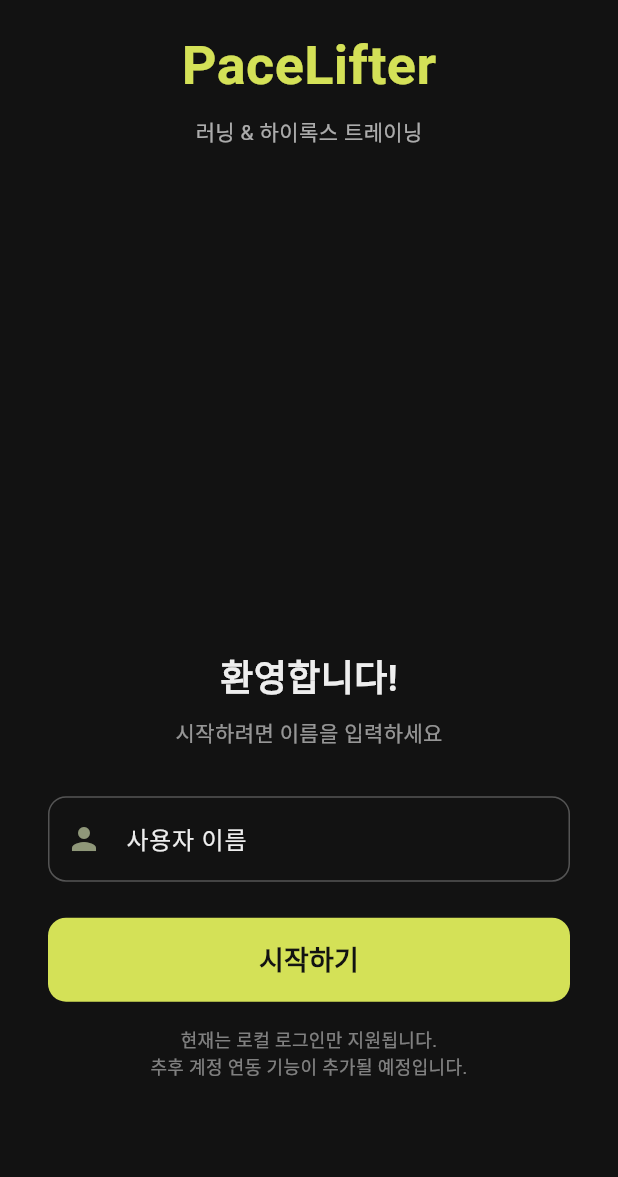
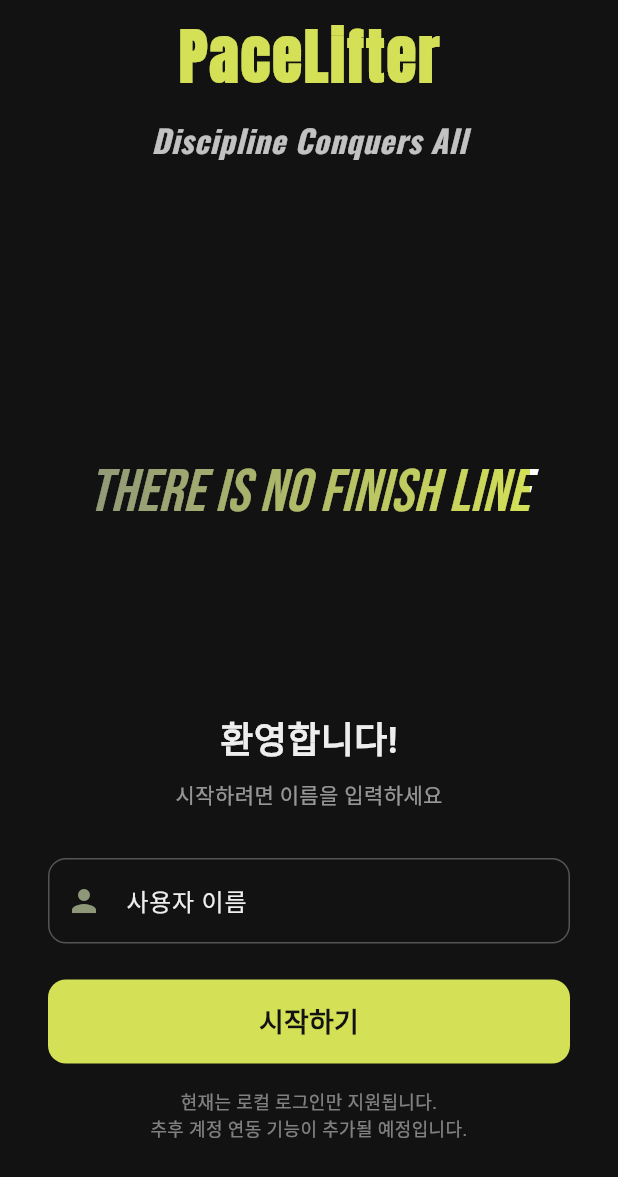
Before and after one commit to Jared-Seok/project-pacelifter, a Flutter app: the screen it shows after launch, on a phone screen of 412 x 824 dp. Shown: the top 1177 px of the screen. Run offline on Flutter 3.47's test engine with Material 3 defaults, Android fonts, the phone set to English and light mode, and no system bars; our stand-ins replace fl_chart, google_fonts, shared_preferences; missing offline and left inert: health.

Commit message:
프로필 정보 추가

```diff
--- /dev/null
+++ b/lib/models/user_profile.dart
@@ -0,0 +1,126 @@
+/// 사용자 프로필 정보를 담는 모델
+class UserProfile {
+  // Step 1: Basic Info
+  final String? gender; // 'male', 'female'
+  final double? height; // cm
+  final double? weight; // kg
+
+  // Step 2: Body Composition
+  final double? skeletalMuscleMass; // kg
+  final double? bodyFatPercentage; // %
+
+  // Step 3: Running Records
+  final Duration? fullMarathonTime;
+  final Duration? halfMarathonTime;
+  final Duration? tenKmTime;
+  final Duration? fiveKmTime;
+
+  // Step 4: Bodyweight Exercises
+  final int? maxPullUps;
+  final int? maxPushUps;
+
+  // Step 5: 3-Rep Max (3RM)
+  final double? squat3RM;
+  final double? benchPress3RM;
+  final double? deadlift3RM;
+
+  UserProfile({
+    this.gender,
+    this.height,
+    this.weight,
+    this.skeletalMuscleMass,
+    this.bodyFatPercentage,
+    this.fullMarathonTime,
+    this.halfMarathonTime,
+    this.tenKmTime,
+    this.fiveKmTime,
+    this.maxPullUps,
+    this.maxPushUps,
+    this.squat3RM,
+    this.benchPress3RM,
+    this.deadlift3RM,
+  });
+
+  /// UserProfile을 복사하여 새로운 인스턴스를 생성하는 메서드
+  UserProfile copyWith({
+    String? gender,
+    double? height,
+    double? weight,
+    double? skeletalMuscleMass,
+    double? bodyFatPercentage,
+    Duration? fullMarathonTime,
+    Duration? halfMarathonTime,
+    Duration? tenKmTime,
+    Duration? fiveKmTime,
+    int? maxPullUps,
+    int? maxPushUps,
+    double? squat3RM,
+    double? benchPress3RM,
+    double? deadlift3RM,
+  }) {
+    return UserProfile(
+      gender: gender ?? this.gender,
+      height: height ?? this.height,
+      weight: weight ?? this.weight,
+      skeletalMuscleMass: skeletalMuscleMass ?? this.skeletalMuscleMass,
+      bodyFatPercentage: bodyFatPercentage ?? this.bodyFatPercentage,
+      fullMarathonTime: fullMarathonTime ?? this.fullMarathonTime,
+      halfMarathonTime: halfMarathonTime ?? this.halfMarathonTime,
+      tenKmTime: tenKmTime ?? this.tenKmTime,
+      fiveKmTime: fiveKmTime ?? this.fiveKmTime,
+      maxPullUps: maxPullUps ?? this.maxPullUps,
+      maxPushUps: maxPushUps ?? this.maxPushUps,
+      squat3RM: squat3RM ?? this.squat3RM,
+      benchPress3RM: benchPress3RM ?? this.benchPress3RM,
+      deadlift3RM: deadlift3RM ?? this.deadlift3RM,
+    );
+  }
+
+  /// Map(JSON)에서 UserProfile 객체를 생성하는 팩토리 생성자
+  factory UserProfile.fromJson(Map<String, dynamic> json) {
+    return UserProfile(
+      gender: json['gender'],
+      height: json['height'],
+      weight: json['weight'],
+      skeletalMuscleMass: json['skeletalMuscleMass'],
+      bodyFatPercentage: json['bodyFatPercentage'],
+      fullMarathonTime: json['fullMarathonTime'] != null
+          ? Duration(seconds: json['fullMarathonTime'])
+          : null,
+      halfMarathonTime: json['halfMarathonTime'] != null
+          ? Duration(seconds: json['halfMarathonTime'])
+          : null,
+      tenKmTime: json['tenKmTime'] != null
+          ? Duration(seconds: json['tenKmTime'])
+          : null,
+      fiveKmTime: json['fiveKmTime'] != null
+          ? Duration(seconds: json['fiveKmTime'])
+          : null,
+      maxPullUps: json['maxPullUps'],
+      maxPushUps: json['maxPushUps'],
+      squat3RM: json['squat3RM'],
+      benchPress3RM: json['benchPress3RM'],
+      deadlift3RM: json['deadlift3RM'],
+    );
+  }
+
+  /// UserProfile 객체를 Map(JSON)으로 변환하는 메서드
+  Map<String, dynamic> toJson() {
+    return {
+      'gender': gender,
+      'height': height,
+      'weight': weight,
+      'skeletalMuscleMass': skeletalMuscleMass,
+      'bodyFatPercentage': bodyFatPercentage,
+      'fullMarathonTime': fullMarathonTime?.inSeconds,
+      'halfMarathonTime': halfMarathonTime?.inSeconds,
+      'tenKmTime': tenKmTime?.inSeconds,
+      'fiveKmTime': fiveKmTime?.inSeconds,
+      'maxPullUps': maxPullUps,
+      'maxPushUps': maxPushUps,
+      'squat3RM': squat3RM,
+      'benchPress3RM': benchPress3RM,
+      'deadlift3RM': deadlift3RM,
+    };
+  }
+}
--- a/lib/screens/dashboard_screen.dart
+++ b/lib/screens/dashboard_screen.dart
@@ -4,6 +4,7 @@ import 'package:pacelifter/services/health_service.dart';
 import 'package:pacelifter/services/auth_service.dart';
 import 'package:intl/intl.dart';
 import 'package:fl_chart/fl_chart.dart';
+import 'package:google_fonts/google_fonts.dart';
 
 /// 재설계된 대시보드 화면
 ///
@@ -318,7 +319,7 @@ class _DashboardScreenState extends State<DashboardScreen> {
         children: [
           Text(
             'PaceLifter',
-            style: TextStyle(
+            style: GoogleFonts.anton(
               fontSize: 28,
               fontWeight: FontWeight.bold,
               color: Theme.of(context).colorScheme.secondary,
--- a/lib/screens/login_screen.dart
+++ b/lib/screens/login_screen.dart
@@ -1,6 +1,10 @@
+import 'dart:async';
 import 'package:flutter/material.dart';
 import 'package:pacelifter/services/auth_service.dart';
 import 'package:pacelifter/screens/main_navigation.dart';
+import 'package:google_fonts/google_fonts.dart';
+import 'package:pacelifter/services/profile_service.dart';
+import 'package:pacelifter/screens/profile_setup_screen.dart';
 
 /// 로그인 화면
 ///
@@ -14,19 +18,39 @@ class LoginScreen extends StatefulWidget {
 }
 
 class _LoginScreenState extends State<LoginScreen>
-    with SingleTickerProviderStateMixin {
+    with TickerProviderStateMixin {
   final AuthService _authService = AuthService();
+  final ProfileService _profileService = ProfileService();
   final TextEditingController _usernameController = TextEditingController();
   late AnimationController _animationController;
+  late AnimationController _phraseAnimationController;
   late Animation<Offset> _logoSlideAnimation;
   late Animation<double> _formFadeAnimation;
+  late Animation<double> _phraseFadeAnimation;
   bool _isLoading = false;
+
+  // Motivational phrases
+  final List<String> _motivationalPhrases = [
+    'There is NO finish line',
+    'Be unbreakable',
+    'We pay for pain.\nNothing can hurt us.',
+    'Run heavy, Lift fast.',
+    'Defy Limits.',
+    'Built to Last.',
+    'No Easy Way.',
+    'Pain is Fuel.',
+    'Too strong for runners,\ntoo fast for lifters.',
+    'Pain is temporary,\nbut glory lasts forever.',
+  ];
+
+  int _currentPhraseIndex = 0;
+  Timer? _phraseTimer;
 
   @override
   void initState() {
     super.initState();
 
-    // 애니메이션 초기화
+    // 로고/폼 애니메이션 초기화
     _animationController = AnimationController(
       duration: const Duration(milliseconds: 800),
       vsync: this,
@@ -54,17 +78,61 @@ class _LoginScreenState extends State<LoginScreen>
       ),
     );
 
+    // Phrase 애니메이션 초기화
+    _phraseAnimationController = AnimationController(
+      duration: const Duration(milliseconds: 1000),
+      vsync: this,
+    );
+
+    _phraseFadeAnimation = Tween<double>(
+      begin: 0.0,
+      end: 1.0,
+    ).animate(
+      CurvedAnimation(
+        parent: _phraseAnimationController,
+        curve: Curves.easeInOut,
+      ),
+    );
+
     // 화면이 표시된 후 애니메이션 시작
     Future.delayed(const Duration(milliseconds: 300), () {
       if (mounted) {
         _animationController.forward();
+        _phraseAnimationController.forward();
       }
     });
+
+    // 10초마다 phrase 변경
+    _startPhraseTimer();
+  }
+
+  void _startPhraseTimer() {
+    _phraseTimer = Timer.periodic(const Duration(seconds: 10), (timer) {
+      if (mounted) {
+        _changePhrase();
+      }
+    });
+  }
+
+  void _changePhrase() async {
+    // Fade out
+    await _phraseAnimationController.reverse();
+
+    if (mounted) {
+      setState(() {
+        _currentPhraseIndex = (_currentPhraseIndex + 1) % _motivationalPhrases.length;
+      });
+
+      // Fade in
+      await _phraseAnimationController.forward();
+    }
   }
 
   @override
   void dispose() {
     _animationController.dispose();
+    _phraseAnimationController.dispose();
+    _phraseTimer?.cancel();
     _usernameController.dispose();
     super.dispose();
   }
@@ -95,12 +163,23 @@ class _LoginScreenState extends State<LoginScreen>
       _isLoading = false;
     });
 
-    // 메인 네비게이션 화면으로 이동
-    Navigator.of(context).pushReplacement(
-      MaterialPageRoute(
-        builder: (context) => const MainNavigation(),
-      ),
-    );
+    final isProfileSetupCompleted = await _profileService.isProfileSetupCompleted();
+
+    if (!mounted) return;
+
+    if (isProfileSetupCompleted) {
+      Navigator.of(context).pushReplacement(
+        MaterialPageRoute(
+          builder: (context) => const MainNavigation(),
+        ),
+      );
+    } else {
+      Navigator.of(context).pushReplacement(
+        MaterialPageRoute(
+          builder: (context) => const ProfileSetupScreen(),
+        ),
+      );
+    }
   }
 
   @override
@@ -135,24 +214,72 @@ class _LoginScreenState extends State<LoginScreen>
                               const SizedBox(height: 16),
                               Text(
                                 'PaceLifter',
-                                style: TextStyle(
-                                  fontSize: 36,
+                                style: GoogleFonts.anton(
+                                  fontSize: 40,
                                   fontWeight: FontWeight.bold,
                                   color: Theme.of(context).colorScheme.secondary,
+                                  letterSpacing: 1.5,
                                 ),
                               ),
-                              const SizedBox(height: 8),
+                              const SizedBox(height: 12),
                               Text(
-                                '러닝 & 하이록스 트레이닝',
-                                style: TextStyle(
-                                  fontSize: 14,
+                                'Discipline Conquers All',
+                                style: GoogleFonts.oswald(
+                                  fontSize: 21,
+                                  fontWeight: FontWeight.bold,
+                                  fontStyle: FontStyle.italic,
                                   color: Theme.of(context)
                                       .colorScheme
                                       .onSurface
-                                      .withOpacity(0.7),
+                                      .withOpacity(0.8),
+                                  letterSpacing: 0.5,
                                 ),
                               ),
                             ],
+                          ),
+                        ),
+                      ),
+
+                      // Motivational Phrase 섹션 (중앙)
+                      Expanded(
+                        flex: 1, // Give it a flex value to distribute space
+                        child: Container(
+                          alignment: Alignment.center,
+                          padding: const EdgeInsets.only(
+                            left: 24.0,
+                            right: 24.0,
+                            bottom: 30.0, // Move up
+                          ),
+                          child: AnimatedBuilder(
+                            animation: _phraseAnimationController,
+                            builder: (context, child) {
+                              return FadeTransition(
+                                opacity: _phraseFadeAnimation,
+                                child: ShaderMask(
+                                  shaderCallback: (bounds) {
+                                    return LinearGradient(
+                                      colors: [
+                                        Theme.of(context).colorScheme.primary,
+                                        Theme.of(context).colorScheme.secondary,
+                                      ],
+                                      begin: Alignment.topLeft,
+                                      end: Alignment.bottomRight,
+                                    ).createShader(bounds);
+                                  },
+                                  child: Text(
+                                    _motivationalPhrases[_currentPhraseIndex],
+                                    textAlign: TextAlign.center,
+                                    style: GoogleFonts.bebasNeue(
+                                      fontSize: 40,
+                                      fontStyle: FontStyle.italic,
+                                      fontWeight: FontWeight.w500,
+                                      color: Colors.white, // Color needs to be white for ShaderMask to work correctly with gradient
+                                      height: 1.3,
+                                    ),
+                                  ),
+                                ),
+                              );
+                            },
                           ),
                         ),
                       ),
--- a/pubspec.yaml
+++ b/pubspec.yaml
@@ -34,6 +34,9 @@ dependencies:
   # The following adds the Cupertino Icons font to your application.
   # Use with the CupertinoIcons class for iOS style icons.
   cupertino_icons: ^1.0.8
+
+  # 폰트
+  google_fonts: ^6.1.0
 
   # 건강/피트니스 데이터
   health: ^13.2.1
```
Also changed, not shown: lib/screens/profile_setup_screen.dart (added, +382 -0 lines), lib/screens/splash_screen.dart (+11 -10 lines), lib/services/profile_service.dart (added, +40 -0 lines), pubspec.lock.
